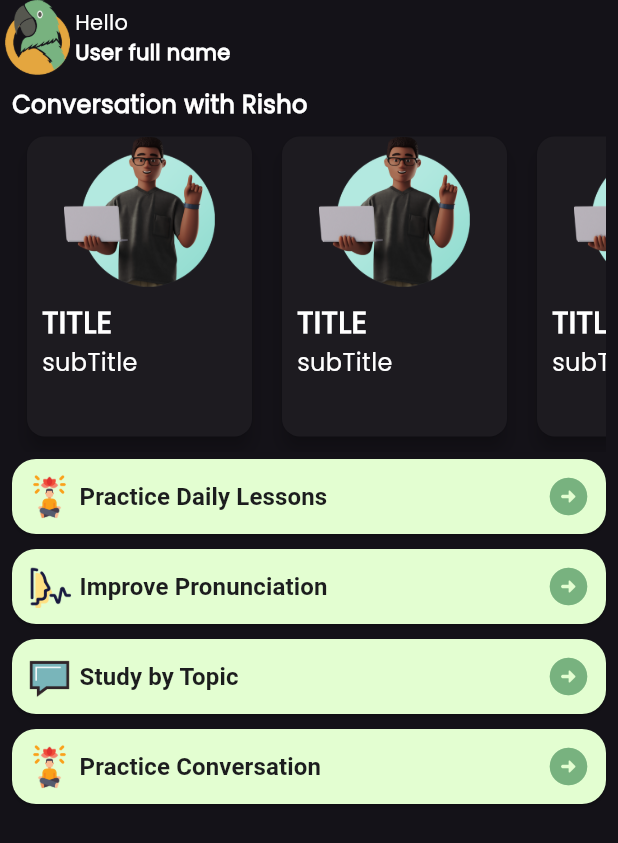
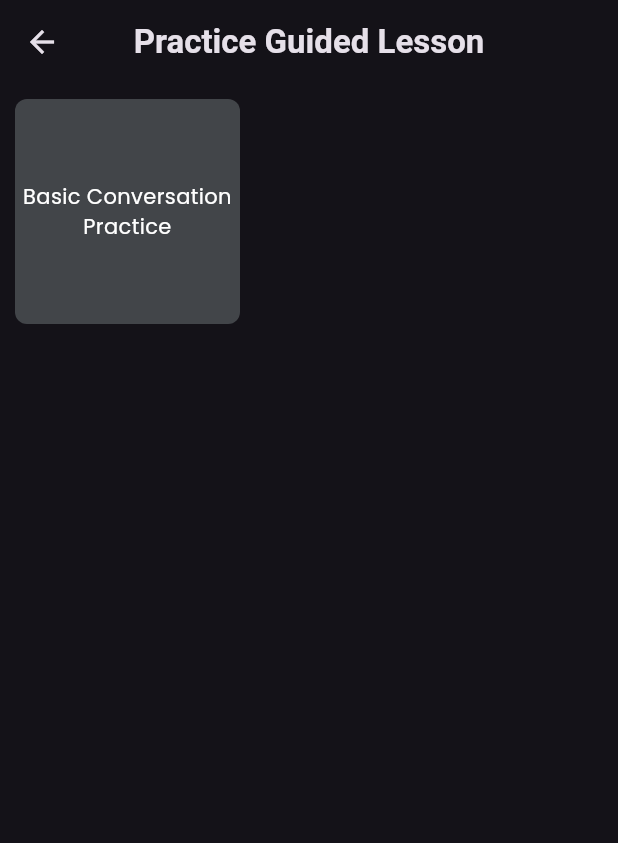
Before and after one commit to MAHMUDURRAHMANARNOB/risho_speech, a Flutter app: the HomeScreen screen opened directly, after a tap on "Practice Daily Lessons", on a phone screen of 412 x 824 dp. Shown: the top 843 px of the screen. Run offline on Flutter 3.47's test engine with Material 3 defaults, Android fonts, the phone set to English and light mode, and no system bars; our stand-ins replace flutter_spinkit, font_awesome_flutter, image_picker, liquid_pull_to_refresh, shared_preferences; missing offline and left inert: adaptive_navigation; accounts and stored records are empty.

```diff
--- a/lib/screens/Mobile/HomeScreenMobile.dart
+++ b/lib/screens/Mobile/HomeScreenMobile.dart
@@ -1,4 +1,5 @@
 import 'package:flutter/material.dart';
+import 'package:risho_speech/screens/PracticeGuidedScreen.dart';
 import 'package:risho_speech/ui/colors.dart';
 
 class HomeScreenMobile extends StatefulWidget {
@@ -146,11 +147,11 @@ class _HomeScreenMobileState extends State<HomeScreenMobile> {
               margin: EdgeInsets.fromLTRB(8.0, 5.0, 8.0, 5.0),
               child: ElevatedButton(
                 onPressed: () {
-                  /*Navigator.push(
+                  Navigator.push(
                     context,
                     MaterialPageRoute(
-                        builder: (context) => const PackagesScreen()),
-                  );*/
+                        builder: (context) => const PracticeGuidedScreen()),
+                  );
                 },
                 style: ElevatedButton.styleFrom(
                   backgroundColor: AppColors.primaryContainerColor,
--- /dev/null
+++ b/lib/screens/Mobile/PracticeGuidedScreenMobile.dart
@@ -0,0 +1,54 @@
+import 'package:flutter/material.dart';
+import 'package:risho_speech/screens/ChatScreen.dart';
+import 'package:risho_speech/ui/colors.dart';
+
+class PracticeGuidedScreenMobile extends StatefulWidget {
+  const PracticeGuidedScreenMobile({super.key});
+
+  @override
+  State<PracticeGuidedScreenMobile> createState() =>
+      _PracticeGuidedScreenMobileState();
+}
+
+class _PracticeGuidedScreenMobileState
+    extends State<PracticeGuidedScreenMobile> {
+  @override
+  Widget build(BuildContext context) {
+    return Scaffold(
+      appBar: AppBar(
+        title: Text(
+          "Practice Guided Lesson",
+          style: TextStyle(fontWeight: FontWeight.bold),
+        ),
+        centerTitle: true,
+      ),
+      body: Column(
+        children: [
+          GestureDetector(
+            onTap: () {
+              Navigator.push(
+                context,
+                MaterialPageRoute(builder: (context) => ChatScreen()),
+              );
+            },
+            child: Container(
+              margin: EdgeInsets.all(10.0),
+              height: 150,
+              width: 150,
+              decoration: BoxDecoration(
+                borderRadius: BorderRadius.circular(8.0),
+                color: AppColors.ExpandedCourseCardColor,
+              ),
+              child: Center(
+                child: Text(
+                  "Basic Conversation Practice",
+                  textAlign: TextAlign.center,
+                ),
+              ),
+            ),
+          )
+        ],
+      ),
+    );
+  }
+}
--- /dev/null
+++ b/lib/screens/PracticeGuidedScreen.dart
@@ -0,0 +1,25 @@
+import 'package:flutter/material.dart';
+import 'package:risho_speech/screens/tablet/PracticeGuidedScreenTablet.dart';
+
+import '../responsive/responsive_layout.dart';
+import 'Mobile/PracticeGuidedScreenMobile.dart';
+
+class PracticeGuidedScreen extends StatefulWidget {
+  const PracticeGuidedScreen({super.key});
+
+  @override
+  State<PracticeGuidedScreen> createState() => _PracticeGuidedScreenState();
+}
+
+class _PracticeGuidedScreenState extends State<PracticeGuidedScreen> {
+  @override
+  Widget build(BuildContext context) {
+    return Scaffold(
+      body: ResponsiveLayout(
+        mobileScaffold: PracticeGuidedScreenMobile(),
+        tabletScaffold: PracticeGuidedScreenTablet(),
+        desktopScaffold: PracticeGuidedScreenTablet(),
+      ),
+    );
+  }
+}
```
Also changed, not shown: lib/screens/ChatScreen.dart (added, +25 -0 lines), lib/screens/Mobile/ChatScreenMobile.dart (added, +253 -0 lines), lib/screens/tablet/ChatScreenTablet.dart (added, +15 -0 lines), lib/screens/tablet/PracticeGuidedScreenTablet.dart (added, +17 -0 lines), assets/images/profile_chat.png (added).
